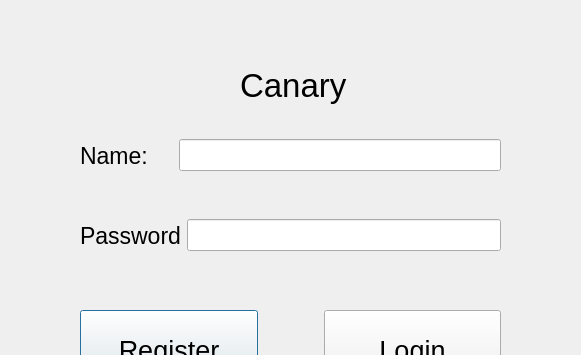
First picture: the form in frontend/launcher.ui, repository Days-gone/Canary, before the edit; both pictures show x 100 to 681 and y 0 to 355 of the 802 by 551 pixel window.
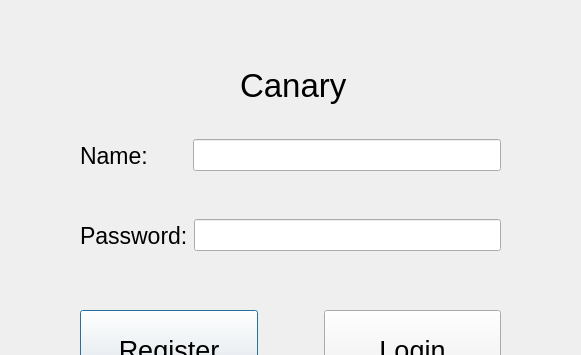
Second picture: the form after the edit.

Patch:
```diff
--- a/frontend/launcher.ui
+++ b/frontend/launcher.ui
@@ -63,7 +63,7 @@
       </property>
       <property name="sizeHint" stdset="0">
        <size>
-        <width>25</width>
+        <width>39</width>
         <height>20</height>
        </size>
       </property>
@@ -98,7 +98,7 @@
        </font>
       </property>
       <property name="text">
-       <string>Password</string>
+       <string>Password:</string>
       </property>
      </widget>
     </item>
```
Left out of the diff: 2 changed lines with no effect on the pictures.
